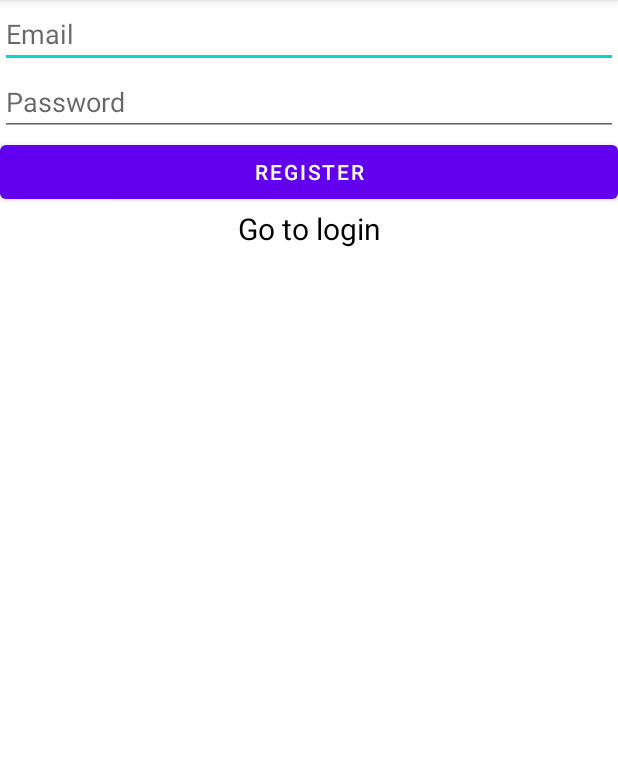
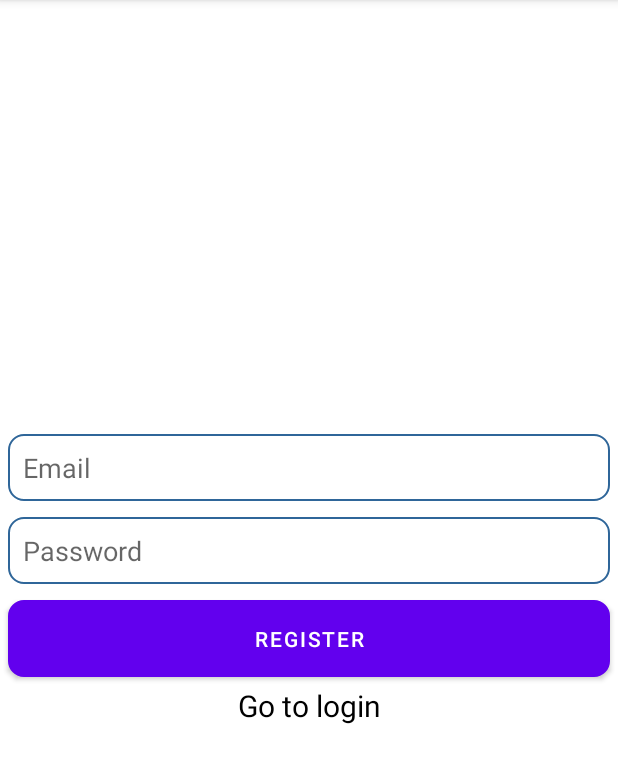
Before and after one commit to dogusipeksac/Dating-App-2023, an Android app: the RegisterActivity screen opened directly, with no data from a screen before it, on a phone screen of 412 x 824 dp, the part 84-867 px from its top. Run offline under Robolectric (Android 15) with nearby library versions, the phone set to English and light mode, and no system bars; our stand-ins replace Firebase (no records; nobody signed in at launch, a user with empty details on screens opened directly).

Commit message:
xml design update

```diff
--- a/app/src/main/java/com/kube/datingapp2023/authentication/view/RegisterActivity.java
+++ b/app/src/main/java/com/kube/datingapp2023/authentication/view/RegisterActivity.java
@@ -53,5 +53,6 @@ public class RegisterActivity extends BaseActivity {
 
     public void initButtons() {
         binding.registerButton.setOnClickListener(view -> registerViewModel.register(binding.emailEt.getText().toString(), binding.passwordEt.getText().toString()));
+        binding.loginTv.setOnClickListener(view -> startActivity(new Intent(getApplicationContext(),LoginActivity.class)));
     }
 }
--- /dev/null
+++ b/app/src/main/res/drawable/rounded_edittext.xml
@@ -0,0 +1,13 @@
+<?xml version="1.0" encoding="utf-8"?>
+<shape xmlns:android="http://schemas.android.com/apk/res/android" >
+
+    <solid android:color="#FFFFFF" />
+
+    <stroke
+        android:width="1dp"
+        android:color="#2f6699" />
+    <corners
+        android:radius="10dp"
+        />
+
+</shape>
--- a/app/src/main/res/layout/activity_register.xml
+++ b/app/src/main/res/layout/activity_register.xml
@@ -4,19 +4,29 @@
     xmlns:tools="http://schemas.android.com/tools"
     android:layout_width="match_parent"
     android:layout_height="match_parent"
+    android:gravity="center"
     android:orientation="vertical"
     tools:context=".authentication.view.RegisterActivity">
     <EditText
+        android:layout_margin="5dp"
+        android:padding="10dp"
+        android:background="@drawable/rounded_edittext"
         android:hint="@string/email_string"
         android:id="@+id/email_et"
         android:layout_width="match_parent"
         android:layout_height="wrap_content"/>
     <EditText
+        android:layout_margin="5dp"
+        android:padding="10dp"
+        android:background="@drawable/rounded_edittext"
         android:hint="@string/password_string"
         android:id="@+id/password_et"
         android:layout_width="match_parent"
         android:layout_height="wrap_content"/>
     <Button
+        android:layout_margin="5dp"
+        android:padding="10dp"
+        android:background="@drawable/rounded_edittext"
         android:id="@+id/register_button"
         android:text="@string/register_string"
         android:layout_width="match_parent"
@@ -25,7 +35,7 @@
         android:gravity="center"
         android:textSize="20sp"
         android:textColor="@color/black"
-        android:id="@+id/register_tv"
+        android:id="@+id/login_tv"
         android:text="@string/go_to_login_string"
         android:layout_width="match_parent"
         android:layout_height="wrap_content"/>
```
Also changed, not shown: app/src/main/res/layout/activity_login.xml (+11 -0 lines).
